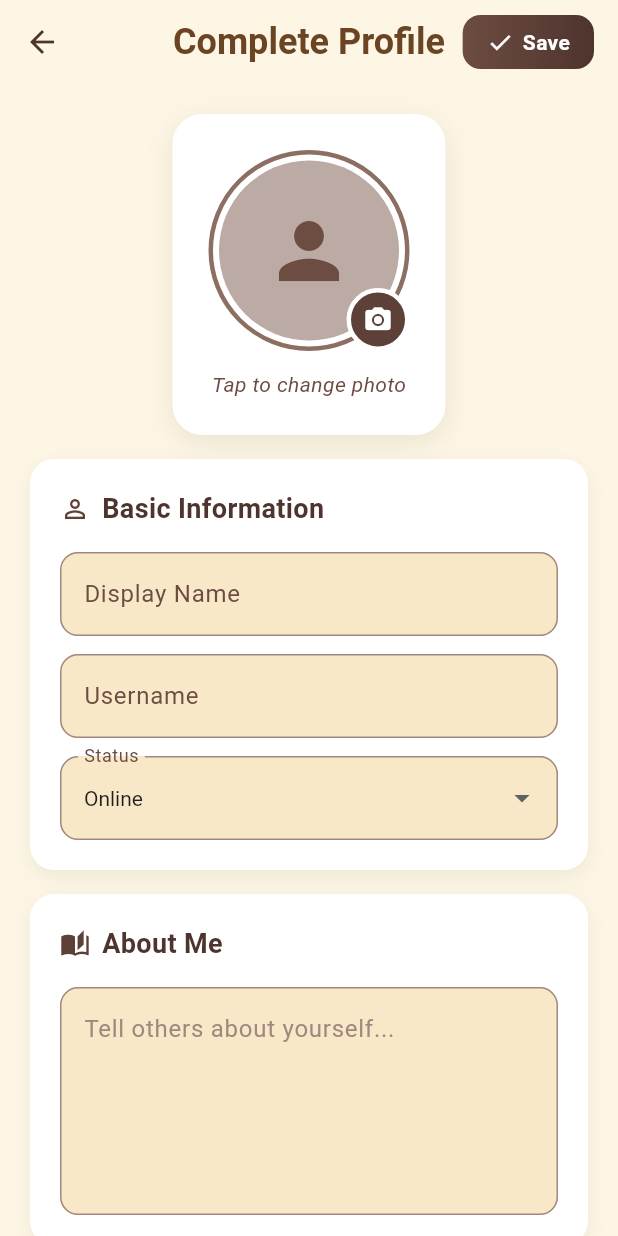
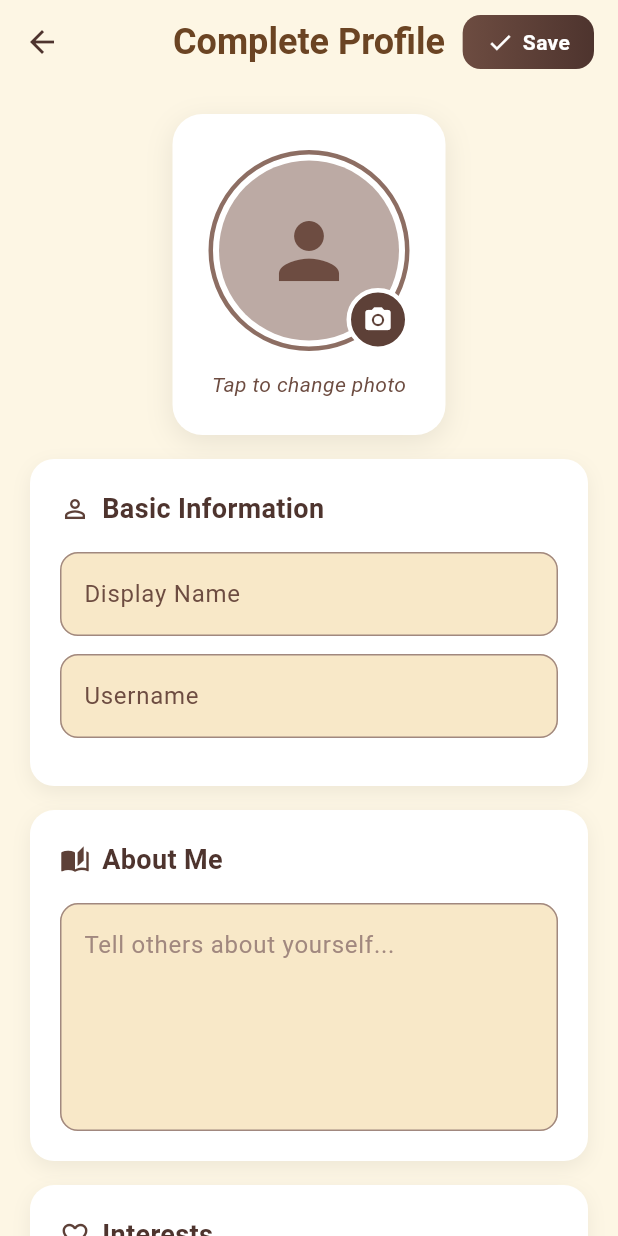
Before and after one commit to berraokudurlar/se_380_project_penpal, a Flutter app: the EditProfileScreen screen opened directly, on a phone screen of 412 x 824 dp. Run offline on Flutter 3.47's test engine with Material 3 defaults, Android fonts, the phone set to English and light mode, and no system bars; our stand-ins replace cloud_firestore, firebase_auth, firebase_core, flutter_html, freezed_annotation, lottie; missing offline and left inert: html_editor_enhanced; accounts and stored records are empty; Roboto replaces fonts that are missing (Georgia).

Commit message:
small update on ui
Remove status, fix button text colors, and add mod for language chip colors

```diff
--- a/lib/features/auth/email_verification.dart
+++ b/lib/features/auth/email_verification.dart
@@ -49,7 +49,6 @@ class _EmailVerificationScreenState extends State<EmailVerificationScreen> {
               displayName: "",
               username: "",
               bio: "",
-              status: "Online",
               country: "",
               age: "",
               interests: [],
--- a/lib/features/home/home_screen.dart
+++ b/lib/features/home/home_screen.dart
@@ -97,7 +97,6 @@ class _HomeScreenState extends State<HomeScreen> {
                       displayName: _currentUser!.displayName,
                       username: _currentUser!.username,
                       bio: _currentUser!.bio ?? "",
-                      status: "Online",
                       country: _currentUser!.country ?? "",
                       age: _currentUser!.age?.toString() ?? "",
                       interests: _currentUser!.interests ?? [],
--- a/lib/features/home/profile/edit_profile_screen.dart
+++ b/lib/features/home/profile/edit_profile_screen.dart
@@ -12,7 +12,6 @@ class EditProfileScreen extends StatefulWidget {
   final String displayName;
   final String username;
   final String bio;
-  final String status;
   final String country;
   final String age;
   final List<String> interests;
@@ -25,7 +24,6 @@ class EditProfileScreen extends StatefulWidget {
     required this.displayName,
     required this.username,
     required this.bio,
-    required this.status,
     required this.country,
     required this.age,
     required this.interests,
@@ -44,7 +42,6 @@ class _EditProfileScreenState extends State<EditProfileScreen> {
   late TextEditingController _countryController;
   late TextEditingController _ageController;
 
-  late String _status;
   late List<String> _interests;
   late List<Map<String, String>> _languages;
 
@@ -64,7 +61,6 @@ class _EditProfileScreenState extends State<EditProfileScreen> {
     _bioController = TextEditingController(text: widget.bio);
     _countryController = TextEditingController(text: widget.country);
     _ageController = TextEditingController(text: widget.age);
-    _status = widget.status;
     _interests = List<String>.from(widget.interests);
     _languages = List<Map<String, String>>.from(
       widget.languages.map((lang) => Map<String, String>.from(lang)),
@@ -368,34 +364,6 @@ class _EditProfileScreenState extends State<EditProfileScreen> {
             ),
           ),
           const SizedBox(height: 12),
-          DropdownButtonFormField<String>(
-            initialValue: _status,
-            items: const [
-              DropdownMenuItem(value: "Online", child: Text("Online")),
-              DropdownMenuItem(value: "Busy", child: Text("Busy")),
-              DropdownMenuItem(value: "Offline", child: Text("Offline")),
-            ],
-            style: const TextStyle(fontFamily: 'Georgia', color: Colors.black87),
-            decoration: InputDecoration(
-              labelText: "Status",
-              labelStyle: TextStyle(fontFamily: 'Georgia', color: Colors.brown.shade600),
-              border: OutlineInputBorder(
-                borderRadius: BorderRadius.circular(12),
-                borderSide: BorderSide(color: Colors.brown.shade300),
-              ),
-              enabledBorder: OutlineInputBorder(
-                borderRadius: BorderRadius.circular(12),
-                borderSide: BorderSide(color: Colors.brown.shade300),
-              ),
-              focusedBorder: OutlineInputBorder(
-                borderRadius: BorderRadius.circular(12),
-                borderSide: BorderSide(color: Colors.brown.shade600, width: 2),
-              ),
-            ),
-            onChanged: (val) {
-              if (val != null) setState(() => _status = val);
-            },
-          ),
         ],
       ),
     );
@@ -587,6 +555,10 @@ class _EditProfileScreenState extends State<EditProfileScreen> {
                 },
                 style: ElevatedButton.styleFrom(
                   backgroundColor: Colors.brown.shade700,
+                  foregroundColor: Colors.white,
+                  textStyle: const TextStyle(
+                    fontWeight: FontWeight.w500,
+                  ),
                 ),
                 child: const Text("Add"),
               ),
@@ -790,11 +762,13 @@ class _EditProfileScreenState extends State<EditProfileScreen> {
   }
 
   Widget _buildLanguageItem(int index, Map<String, String> lang) {
-    Color chipColor = index == 0
-        ? Colors.green.shade100
-        : index == 1
-        ? Colors.orange.shade100
-        : Colors.blue.shade100;
+    final colors = [
+      Colors.green.shade100,
+      Colors.orange.shade100,
+      Colors.blue.shade100,
+    ];
+
+    final Color chipColor = colors[index % colors.length];
 
     return Container(
       padding: const EdgeInsets.symmetric(horizontal: 16, vertical: 12),
@@ -903,7 +877,10 @@ class _EditProfileScreenState extends State<EditProfileScreen> {
               },
               style: ElevatedButton.styleFrom(
                 backgroundColor: Colors.brown.shade700,
-              ),
+                foregroundColor: Colors.white,
+                textStyle: const TextStyle(
+                  fontWeight: FontWeight.w500,
+              )),
               child: const Text("Add"),
             ),
           ],
@@ -966,7 +943,6 @@ class _EditProfileScreenState extends State<EditProfileScreen> {
           'displayName': updatedUser.displayName,
           'username': updatedUser.username,
           'bio': updatedUser.bio,
-          'status': _status,
           'country': updatedUser.country,
           'age': updatedUser.age?.toString() ?? "Hidden",
           'interests': updatedUser.interests,
```
Also changed, not shown: lib/features/home/profile/profile_screen.dart (+9 -44 lines).
